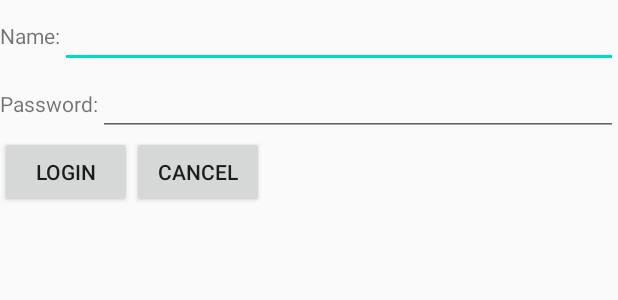
After one commit to Yati2/DemoMySecondApp, an Android app: the layout myloginapp.xml on its own in the app's theme, with its tools: preview values and no code run, on a phone screen of 412 x 824 dp. The commit adds this screen. Shown: the top 300 px of the screen. Run offline under Robolectric (Android 15) with nearby library versions, the phone set to English and light mode, and no system bars.

Commit message:
demo second app finished

```diff
--- /dev/null
+++ b/app/src/main/res/layout/myloginapp.xml
@@ -0,0 +1,64 @@
+<?xml version="1.0" encoding="utf-8"?>
+<LinearLayout xmlns:android="http://schemas.android.com/apk/res/android"
+    android:layout_width="match_parent"
+    android:orientation="vertical"
+    android:layout_height="match_parent">
+
+    <LinearLayout
+        android:layout_width="match_parent"
+        android:layout_height="wrap_content"
+        android:orientation="horizontal">
+
+        <TextView
+            android:id="@+id/textView4"
+            android:layout_width="wrap_content"
+            android:layout_height="wrap_content"
+            android:text="@string/name" />
+
+        <EditText
+            android:id="@+id/editTextTextPersonName2"
+            android:layout_width="match_parent"
+            android:layout_height="wrap_content"
+            android:inputType="textPersonName"
+            android:text="" />
+
+    </LinearLayout>
+    <LinearLayout
+        android:layout_width="match_parent"
+        android:layout_height="wrap_content"
+        android:orientation="horizontal">
+
+        <TextView
+            android:id="@+id/textView5"
+            android:layout_width="wrap_content"
+            android:layout_height="wrap_content"
+            android:text="@string/pw" />
+
+        <EditText
+            android:id="@+id/editTextTextPersonName3"
+            android:layout_width="match_parent"
+            android:layout_height="wrap_content"
+            android:inputType="textPersonName"
+            android:text="" />
+    </LinearLayout>
+    <LinearLayout
+        android:layout_width="wrap_content"
+        android:layout_height="wrap_content"
+        android:orientation="horizontal">
+
+        <Button
+            android:id="@+id/button3"
+            android:layout_width="wrap_content"
+            android:layout_height="wrap_content"
+            android:layout_weight="1"
+            android:text="@string/login_btn" />
+
+        <Button
+            android:id="@+id/button5"
+            android:layout_width="wrap_content"
+            android:layout_height="wrap_content"
+            android:layout_weight="1"
+            android:text="@string/cancel_btn" />
+    </LinearLayout>
+
+</LinearLayout>
--- a/app/src/main/res/values/strings.xml
+++ b/app/src/main/res/values/strings.xml
@@ -1,7 +1,15 @@
 <resources>
+    //for activity 1
     <string name="app_name">Demo My Second App</string>
     <string name="text1">Welcome to android</string>
     <string name="text2">Large Text</string>
     <string name="btn1">Button 1</string>
     <string name="btn2">Button 2</string>
+
+
+    //for demo my second app
+    <string name="name">Name:</string>
+    <string name="pw">Password:</string>
+    <string name="login_btn">LOGIN</string>
+    <string name="cancel_btn">CANCEL</string>
 </resources>
```
